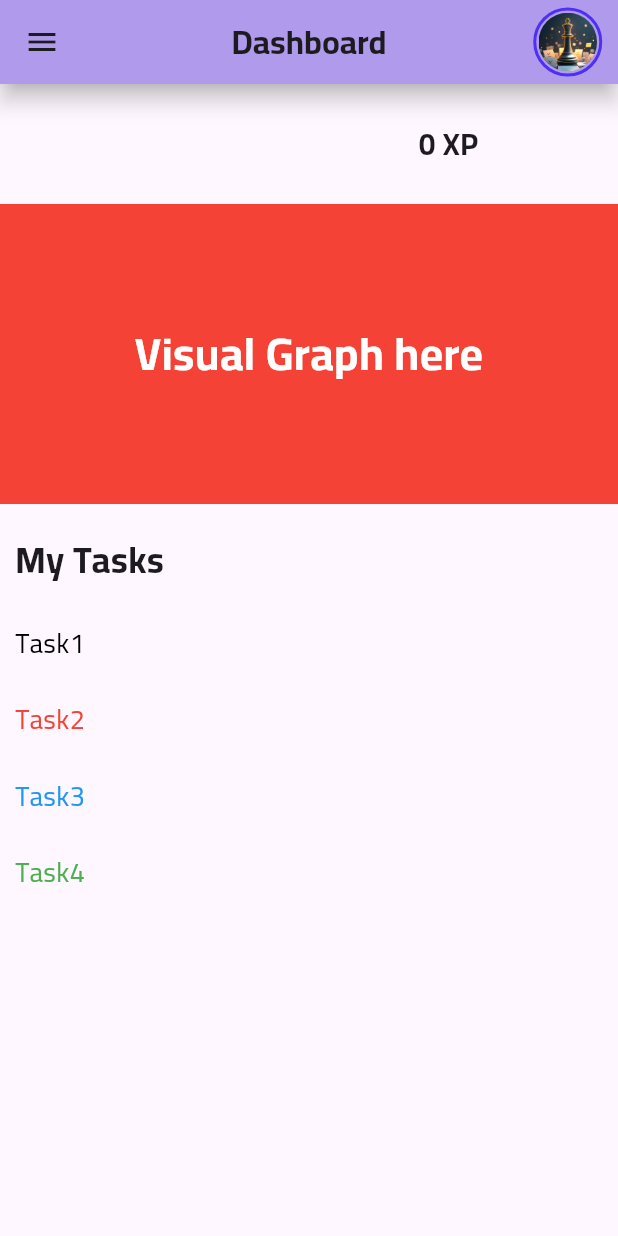
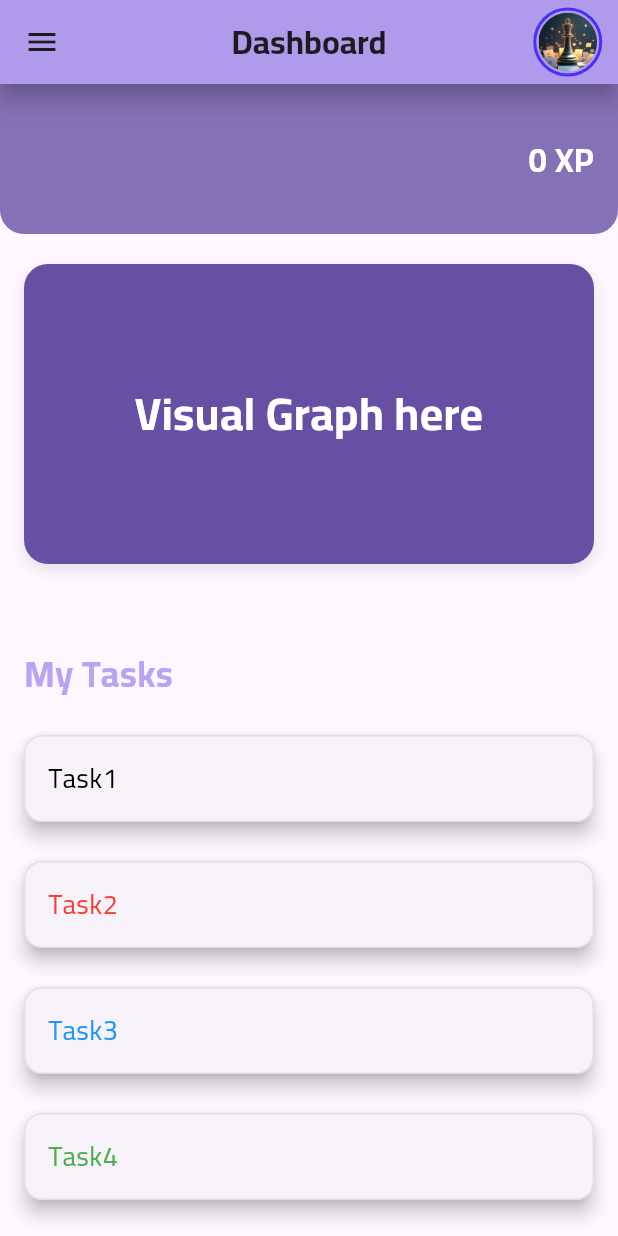
Before and after one commit to Amrr-Tarek/CheckMate, a Flutter app: the HomePage screen opened by its route, on a phone screen of 412 x 824 dp. Run offline on Flutter 3.47's test engine with Material 3 defaults, Android fonts, the phone set to English and light mode, and no system bars; our stand-ins replace cloud_firestore, firebase_auth, firebase_core, fluttertoast, google_sign_in, table_calendar; accounts and stored records are empty; network calls fail.

Commit message:
improved homepage styling

```diff
--- a/lib/const/colors.dart
+++ b/lib/const/colors.dart
@@ -7,4 +7,7 @@ class AppColors {
   static const Color smallText = Color(0xFF647487);
   static const Color hyperlink = Color(0xFF3889E5);
   static const Color barColor = Color(0xFFB9A3F4);
+
+  static const Color primaryColor = Color(0xFF5C6BC0);
+  static const Color borderColor = Color(0xFFE0E0E0);
 }
--- a/lib/pages/home.dart
+++ b/lib/pages/home.dart
@@ -2,7 +2,6 @@ import 'package:checkmate/controllers/user_provider.dart';
 import 'package:checkmate/models/user_model.dart';
 import 'package:flutter/material.dart';
 import 'package:checkmate/const/colors.dart';
-// import 'package:checkmate/models/buttons.dart';
 import 'package:checkmate/models/app_bar.dart';
 import 'package:checkmate/models/drawer.dart';
 import 'package:checkmate/models/tasks_home.dart';
@@ -18,11 +17,9 @@ class HomePage extends StatefulWidget {
 }
 
 class _HomePageState extends State<HomePage> {
-  // add sth
   int _currentIndex = 0;
 
   List<TaskModel> tasks = [];
-  // final List _pages = ['/home', '/routine', '/goals', '/myprofile'];
 
   void fetchData() {
     tasks = TaskModel.getTasks();
@@ -30,7 +27,6 @@ class _HomePageState extends State<HomePage> {
 
   @override
   Widget build(BuildContext context) {
-    // Is ran everytime setState is called
     UserModel user = context.watch<UserProvider>().user;
 
     fetchData();
@@ -42,12 +38,12 @@ class _HomePageState extends State<HomePage> {
           children: [
             _nameXP(user.name, user.xp),
             _graph(),
-            SizedBox(height: 10),
+            SizedBox(height: 20),  // Increased spacing
             _tasks(),
           ],
         ),
       ),
-      // bottomNavigationBar: myBottomNavBar(), // Non-functional
+      // bottomNavigationBar: myBottomNavBar(),
     );
   }
 
@@ -60,7 +56,7 @@ class _HomePageState extends State<HomePage> {
         });
       },
       fixedColor: Colors.black,
-      backgroundColor: AppColors.barColor,
+      backgroundColor: Theme.of(context).primaryColor,  // Use primaryColor from the theme
       currentIndex: _currentIndex,
       items: [
         BottomNavigationBarItem(
@@ -95,34 +91,41 @@ class _HomePageState extends State<HomePage> {
     );
   }
 
+  // Enhanced styling for tasks
   Column _tasks() {
     return Column(
       crossAxisAlignment: CrossAxisAlignment.start,
       children: [
         Padding(
-          padding: const EdgeInsets.all(10),
+          padding: const EdgeInsets.all(16),
           child: Text(
             "My Tasks",
             style: TextStyle(
               fontSize: 24,
               fontWeight: FontWeight.bold,
+              color: Theme.of(context).secondaryHeaderColor,  // Use secondaryHeaderColor
             ),
           ),
         ),
-        SizedBox(height: 6),
-        // Use the ListView inside the column without Expanded
         ListView.separated(
           itemCount: tasks.length,
-          separatorBuilder: (context, index) => SizedBox(height: 5),
+          separatorBuilder: (context, index) => SizedBox(height: 10),
           scrollDirection: Axis.vertical,
           shrinkWrap: true,
-          physics:
-              NeverScrollableScrollPhysics(), // Disable scrolling within this ListView
-          itemBuilder: (context, index) => Padding(
-            padding: EdgeInsets.all(10),
+          physics: NeverScrollableScrollPhysics(),
+          itemBuilder: (context, index) => Card(
+            margin: EdgeInsets.symmetric(horizontal: 16, vertical: 8),
+            shape: RoundedRectangleBorder(
+              borderRadius: BorderRadius.circular(12),
+              side: BorderSide(color: AppColors.borderColor, width: 1),
+            ),
+            elevation: 5,
+            child: Padding(
+              padding: const EdgeInsets.all(16),
               child: Text(
                 tasks[index].taskName,
                 style: TextStyle(fontSize: 18, color: tasks[index].color),
+              ),
             ),
           ),
         ),
@@ -132,83 +135,67 @@ class _HomePageState extends State<HomePage> {
 
   Container _graph() {
     return Container(
-      color: Colors.red,
+      margin: EdgeInsets.symmetric(horizontal: 16, vertical: 20),
       height: 200,
+      decoration: BoxDecoration(
+        color: Theme.of(context).primaryColor,  // Use primaryColor for the graph container
+        borderRadius: BorderRadius.circular(16),
+        boxShadow: [
+          BoxShadow(
+            color: Theme.of(context).shadowColor.withOpacity(0.1),  // Shadow color from the theme
+            blurRadius: 8,
+            offset: Offset(0, 4),
+          ),
+        ],
+      ),
       child: Center(
-          child: Text("Visual Graph here",
+        child: Text(
+          "Visual Graph here",
           style: TextStyle(
             color: Colors.white,
             fontWeight: FontWeight.bold,
-                  fontSize: 30))),
+            fontSize: 30,
+          ),
+        ),
+      ),
     );
   }
 
+  // Enhanced styling for name and XP
   Container _nameXP(String name, int xp) {
     return Container(
-      height: 80,
+      height: 100,
+      decoration: BoxDecoration(
+        color: Theme.of(context).primaryColor.withOpacity(0.8),  // Use primaryColor for the background
+        borderRadius: BorderRadius.only(
+          bottomLeft: Radius.circular(16),
+          bottomRight: Radius.circular(16),
+        ),
+      ),
+      child: Padding(
+        padding: const EdgeInsets.symmetric(horizontal: 16, vertical: 20),
         child: Row(
-        crossAxisAlignment: CrossAxisAlignment.center,
-        mainAxisAlignment: MainAxisAlignment.spaceAround,
+          mainAxisAlignment: MainAxisAlignment.spaceBetween,
           children: [
-          // User's Name
             Text(
-            name, // Display the name
-            style: const TextStyle(
-              fontSize: 20,
-              fontWeight: FontWeight.w700,
+              name,
+              style: TextStyle(
+                fontSize: 22,
+                fontWeight: FontWeight.bold,
+                color: Colors.white,
               ),
             ),
             Text(
               "$xp XP",
               style: TextStyle(
-              fontSize: 20,
-              fontWeight: FontWeight.w700,
+                fontSize: 22,
+                fontWeight: FontWeight.bold,
+                color: Colors.white,
               ),
-          )
+            ),
           ],
+        ),
       ),
     );
   }
-  // Container __body() {
-  //   return Container(
-  //     margin: const EdgeInsets.all(10),
-  //     child: Center(
-  //         child: Column(
-  //       mainAxisAlignment: MainAxisAlignment.center,
-  //       children: [
-  //         const Text(
-  //           "Hello :)\nThis Page is 'Getting Started' for you to implement the front end of the pages listed in the buttons below\nPress on the button to take you to the page (crazy right?!)\nادعيلي (معرفش ليه بس اخوك محتاج الدعوة)",
-  //           style: TextStyle(fontSize: 20),
-  //           textAlign: TextAlign.center,
-  //         ),
-  //         const SizedBox(height: 10),
-  //         Button(
-  //             text: "Calendar",
-  //             onPress: () {
-  //               navigate(context, '/calendar');
-  //             }),
-  //         Button(
-  //             text: "Routine",
-  //             onPress: () {
-  //               navigate(context, '/routine');
-  //             }),
-  //         Button(
-  //             text: "Goals",
-  //             onPress: () {
-  //               navigate(context, '/goals');
-  //             }),
-  //         Button(
-  //             text: "My Profile",
-  //             onPress: () {
-  //               navigate(context, '/myprofile');
-  //             }),
-  //         Button(
-  //             text: "Settings",
-  //             onPress: () {
-  //               navigate(context, "/settings");
-  //             }),
-  //       ],
-  //     )),
-  //   );
-  // }
 }
```
Lines whose indentation alone changed are shown as unchanged.
